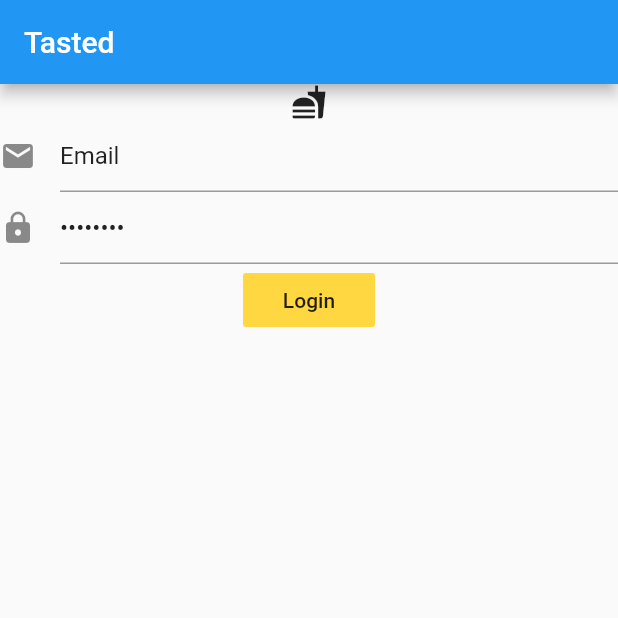
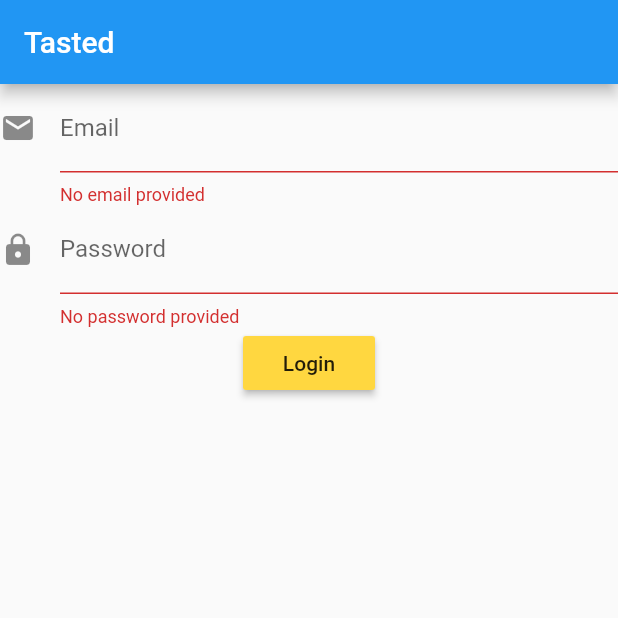
Before and after one commit to nordberg/Tasted, a Flutter app: the screen it shows after launch, after a tap on "Login", on a phone screen of 412 x 824 dp, the top half of it. Run offline on Flutter 3.47's test engine with Material 2 defaults, Android fonts, the phone set to English and light mode, and no system bars.

Commit message:
Change LoginScreen to contain a Form
Using only StatelessWidgets won't be able to authenticate the user. A
stateful widget is needed to post a form to the Firebase API (not
implemented yet).

```diff
--- a/lib/screens/login_screen.dart
+++ b/lib/screens/login_screen.dart
@@ -1,26 +1,47 @@
-
 import 'package:flutter/material.dart';
 
 class LoginScreen extends StatelessWidget {
-
   @override
   Widget build(BuildContext context) {
-
     return Scaffold(
         appBar: AppBar(
           title: Text("Tasted"),
         ),
-      body: Column(
+        body: LoginForm());
+  }
+}
+
+class LoginForm extends StatefulWidget {
+  @override
+  LoginFormState createState() {
+    return LoginFormState();
+  }
+}
+
+class LoginFormState extends State<LoginForm> {
+  final _loginFormKey = GlobalKey<FormState>();
+
+  @override
+  Widget build(BuildContext context) {
+    return Form(
+        key: _loginFormKey,
+        child: Column(
           children: <Widget>[
-          Icon(Icons.fastfood),
             EmailInput(),
             PasswordInput(),
-          LoginButton()
+            RaisedButton(
+              color: Colors.amberAccent,
+              onPressed: () {
+                if (_loginFormKey.currentState.validate()) {
+                  Scaffold.of(context)
+                      .showSnackBar(SnackBar(content: Text('Logging in...')));
+                }
+              },
+              child: Text("Login"),
+            )
           ],
-      ),
-    );
+        ));
   }
-
 }
 
 class EmailInput extends StatelessWidget {
@@ -29,8 +50,14 @@ class EmailInput extends StatelessWidget {
     return TextFormField(
       decoration: InputDecoration(
         icon: Icon(Icons.email),
+        labelText: 'Email'
       ),
-      initialValue: "Email",
+      validator: (value) {
+        if (value.isEmpty) {
+          return 'No email provided';
+        }
+        return null;
+      },
     );
   }
 }
@@ -41,23 +68,15 @@ class PasswordInput extends StatelessWidget {
     return TextFormField(
       decoration: InputDecoration(
         icon: Icon(Icons.lock),
+        labelText: 'Password'
       ),
-      initialValue: "Password",
       obscureText: true,
+      validator: (value) {
+        if (value.isEmpty) {
+          return 'No password provided';
+        }
+        return null;
+      },
     );
   }
 }
-
-class LoginButton extends StatelessWidget {
-  @override
-  Widget build(BuildContext context) {
-    return FlatButton(
-      color: Colors.amberAccent,
-      onPressed: () {
-
-      },
-      child: Text("Login"),
-    );
-  }
-
-}
```
Lines whose indentation alone changed are shown as unchanged.
